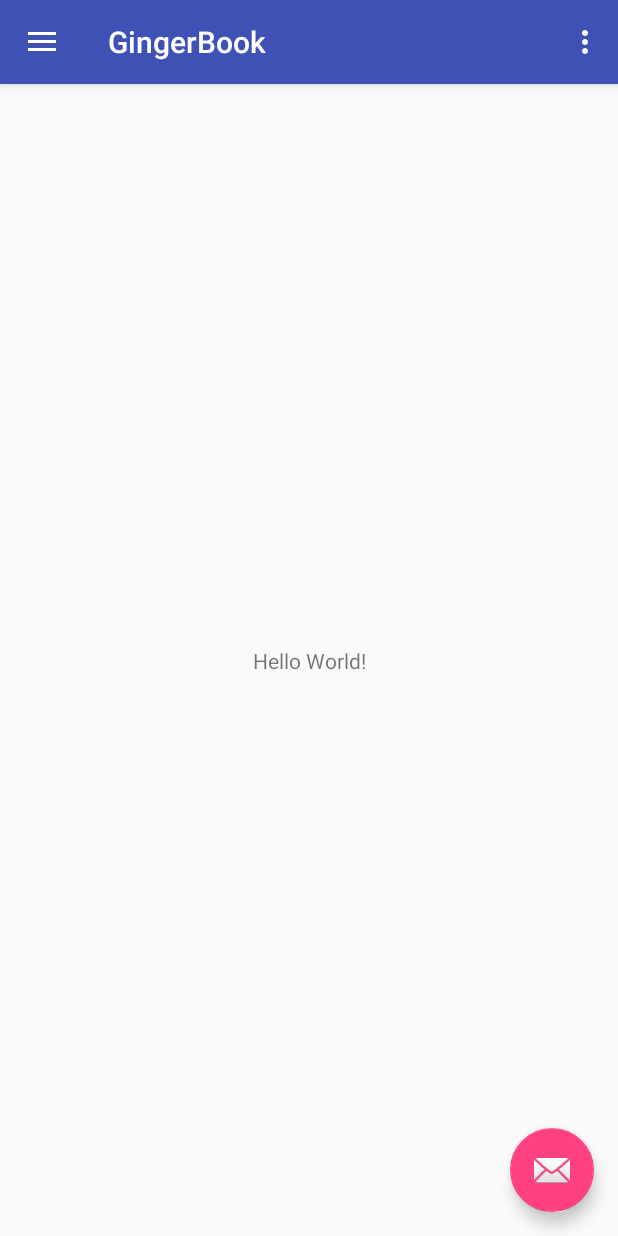
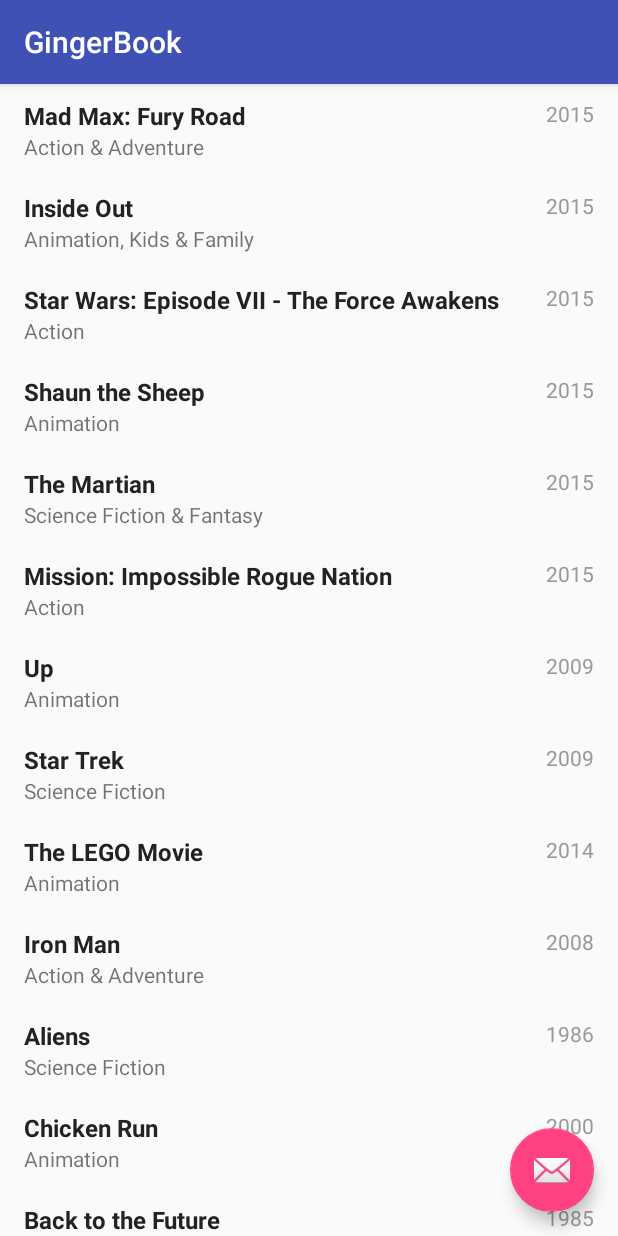
Before and after one commit to xeroxmm/GingerBook, an Android app: the screen it shows after launch (MainActivity), on a phone screen of 412 x 824 dp. Run offline under Robolectric (Android 15) with nearby library versions, the phone set to English and light mode, and no system bars.

Commit message:
simple recyclerView added

```diff
--- a/app/build.gradle
+++ b/app/build.gradle
@@ -32,4 +32,5 @@ dependencies {
     testImplementation 'junit:junit:4.12'
     androidTestImplementation 'com.android.support.test:runner:1.0.2'
     androidTestImplementation 'com.android.support.test.espresso:espresso-core:3.0.2'
+    implementation 'com.android.support:recyclerview-v7:27.1.1'
 }
--- a/app/src/main/AndroidManifest.xml
+++ b/app/src/main/AndroidManifest.xml
@@ -1,14 +1,15 @@
 <?xml version="1.0" encoding="utf-8"?>
 <manifest xmlns:android="http://schemas.android.com/apk/res/android"
     package="com.github.xeroxmm.gingerbook">
-
+    <uses-permission android:name="android.permission.READ_CONTACTS" />
     <application
         android:allowBackup="true"
         android:icon="@mipmap/ic_launcher"
         android:label="@string/app_name"
         android:roundIcon="@mipmap/ic_launcher_round"
         android:supportsRtl="true"
-        android:theme="@style/AppTheme">
+        android:theme="@style/AppTheme"
+        android:fullBackupContent="@xml/backup_descriptor">
         <activity
             android:name=".MainActivity"
             android:label="@string/app_name"
--- a/app/src/main/java/com/github/xeroxmm/gingerbook/MainActivity.kt
+++ b/app/src/main/java/com/github/xeroxmm/gingerbook/MainActivity.kt
@@ -1,84 +1,94 @@
 package com.github.xeroxmm.gingerbook
 
 import android.os.Bundle
-import android.support.design.widget.Snackbar
 import android.support.design.widget.NavigationView
-import android.support.v4.view.GravityCompat
-import android.support.v7.app.ActionBarDrawerToggle
 import android.support.v7.app.AppCompatActivity
-import android.view.Menu
+import android.support.v7.widget.LinearLayoutManager
+import android.support.v7.widget.RecyclerView
 import android.view.MenuItem
-import kotlinx.android.synthetic.main.activity_main.*
-import kotlinx.android.synthetic.main.app_bar_main.*
+import android.support.v7.widget.DefaultItemAnimator
+import android.support.v7.widget.Toolbar
+import android.view.View
+import com.github.xeroxmm.gingerbook.recycleview.Movie
+import com.github.xeroxmm.gingerbook.recycleview.MyAdapter
+
+
 
 class MainActivity : AppCompatActivity(), NavigationView.OnNavigationItemSelectedListener {
+    override fun onNavigationItemSelected(item: MenuItem): Boolean {
+        TODO("not implemented") //To change body of created functions use File | Settings | File Templates.
+    }
+
+    private val movieList = ArrayList<Movie>()
+    private var recyclerView: RecyclerView? = null
+    private var mAdapter: MyAdapter? = null
 
     override fun onCreate(savedInstanceState: Bundle?) {
         super.onCreate(savedInstanceState)
         setContentView(R.layout.activity_main)
+        val toolbar = findViewById<View>(R.id.toolbar) as Toolbar
         setSupportActionBar(toolbar)
 
-        fab.setOnClickListener { view ->
-            Snackbar.make(view, "Replace with your own action", Snackbar.LENGTH_LONG)
-                    .setAction("Action", null).show()
-        }
+        recyclerView = findViewById<View>(R.id.recycler_view) as RecyclerView
 
-        val toggle = ActionBarDrawerToggle(
-                this, drawer_layout, toolbar, R.string.navigation_drawer_open, R.string.navigation_drawer_close)
-        drawer_layout.addDrawerListener(toggle)
-        toggle.syncState()
+        mAdapter = MyAdapter(movieList)
+        val mLayoutManager = LinearLayoutManager(applicationContext)
+        recyclerView!!.layoutManager = mLayoutManager
+        recyclerView!!.itemAnimator = DefaultItemAnimator()
+        recyclerView!!.adapter = mAdapter
 
-        nav_view.setNavigationItemSelectedListener(this)
+        prepareMovieData()
     }
 
-    override fun onBackPressed() {
-        if (drawer_layout.isDrawerOpen(GravityCompat.START)) {
-            drawer_layout.closeDrawer(GravityCompat.START)
-        } else {
-            super.onBackPressed()
-        }
-    }
+    private fun prepareMovieData() {
+        var movie = Movie("Mad Max: Fury Road", "Action & Adventure", "2015")
+        movieList.add(movie)
 
-    override fun onCreateOptionsMenu(menu: Menu): Boolean {
-        // Inflate the menu; this adds items to the action bar if it is present.
-        menuInflater.inflate(R.menu.main, menu)
-        return true
-    }
+        movie = Movie("Inside Out", "Animation, Kids & Family", "2015")
+        movieList.add(movie)
 
-    override fun onOptionsItemSelected(item: MenuItem): Boolean {
-        // Handle action bar item clicks here. The action bar will
-        // automatically handle clicks on the Home/Up button, so long
-        // as you specify a parent activity in AndroidManifest.xml.
-        when (item.itemId) {
-            R.id.action_settings -> return true
-            else -> return super.onOptionsItemSelected(item)
-        }
-    }
+        movie = Movie("Star Wars: Episode VII - The Force Awakens", "Action", "2015")
+        movieList.add(movie)
 
-    override fun onNavigationItemSelected(item: MenuItem): Boolean {
-        // Handle navigation view item clicks here.
-        when (item.itemId) {
-            R.id.nav_camera -> {
-                // Handle the camera action
-            }
-            R.id.nav_gallery -> {
+        movie = Movie("Shaun the Sheep", "Animation", "2015")
+        movieList.add(movie)
 
-            }
-            R.id.nav_slideshow -> {
+        movie = Movie("The Martian", "Science Fiction & Fantasy", "2015")
+        movieList.add(movie)
 
-            }
-            R.id.nav_manage -> {
+        movie = Movie("Mission: Impossible Rogue Nation", "Action", "2015")
+        movieList.add(movie)
 
-            }
-            R.id.nav_share -> {
+        movie = Movie("Up", "Animation", "2009")
+        movieList.add(movie)
 
-            }
-            R.id.nav_send -> {
+        movie = Movie("Star Trek", "Science Fiction", "2009")
+        movieList.add(movie)
 
-            }
-        }
+        movie = Movie("The LEGO Movie", "Animation", "2014")
+        movieList.add(movie)
 
-        drawer_layout.closeDrawer(GravityCompat.START)
-        return true
+        movie = Movie("Iron Man", "Action & Adventure", "2008")
+        movieList.add(movie)
+
+        movie = Movie("Aliens", "Science Fiction", "1986")
+        movieList.add(movie)
+
+        movie = Movie("Chicken Run", "Animation", "2000")
+        movieList.add(movie)
+
+        movie = Movie("Back to the Future", "Science Fiction", "1985")
+        movieList.add(movie)
+
+        movie = Movie("Raiders of the Lost Ark", "Action & Adventure", "1981")
+        movieList.add(movie)
+
+        movie = Movie("Goldfinger", "Action & Adventure", "1965")
+        movieList.add(movie)
+
+        movie = Movie("Guardians of the Galaxy", "Science Fiction & Fantasy", "2014")
+        movieList.add(movie)
+
+        mAdapter!!.notifyDataSetChanged()
     }
 }
--- /dev/null
+++ b/app/src/main/java/com/github/xeroxmm/gingerbook/recycleview/Movie.kt
@@ -0,0 +1,4 @@
+package com.github.xeroxmm.gingerbook.recycleview
+
+class Movie(var title: String, var genre: String, var year: String) {
+}
--- /dev/null
+++ b/app/src/main/java/com/github/xeroxmm/gingerbook/recycleview/MyAdapter.kt
@@ -0,0 +1,36 @@
+package com.github.xeroxmm.gingerbook.recycleview
+
+import android.support.v7.widget.RecyclerView
+import android.view.LayoutInflater
+import android.view.View
+import android.view.ViewGroup
+import android.widget.TextView
+import com.github.xeroxmm.gingerbook.R
+
+class MyAdapter(private val moviesList: List<Movie>) : RecyclerView.Adapter<MyAdapter.MyViewHolder>() {
+
+    inner class MyViewHolder(view: View) : RecyclerView.ViewHolder(view) {
+        var title: TextView = view.findViewById(R.id.title) as TextView
+        var year: TextView = view.findViewById(R.id.year) as TextView
+        var genre: TextView = view.findViewById(R.id.genre) as TextView
+
+    }
+
+    override fun onCreateViewHolder(parent: ViewGroup, viewType: Int): MyViewHolder {
+        val itemView = LayoutInflater.from(parent.context)
+                .inflate(R.layout.movie_list_row, parent, false)
+
+        return MyViewHolder(itemView)
+    }
+
+    override fun onBindViewHolder(holder: MyViewHolder, position: Int) {
+        val movie = moviesList[position]
+        holder.title.text = movie.title
+        holder.genre.text = movie.genre
+        holder.year.text = movie.year
+    }
+
+    override fun getItemCount(): Int {
+        return moviesList.size
+    }
+}
--- a/app/src/main/res/layout/activity_main.xml
+++ b/app/src/main/res/layout/activity_main.xml
@@ -1,25 +1,34 @@
 <?xml version="1.0" encoding="utf-8"?>
-<android.support.v4.widget.DrawerLayout xmlns:android="http://schemas.android.com/apk/res/android"
+<android.support.design.widget.CoordinatorLayout xmlns:android="http://schemas.android.com/apk/res/android"
     xmlns:app="http://schemas.android.com/apk/res-auto"
     xmlns:tools="http://schemas.android.com/tools"
-    android:id="@+id/drawer_layout"
     android:layout_width="match_parent"
     android:layout_height="match_parent"
     android:fitsSystemWindows="true"
-    tools:openDrawer="start">
+    tools:context=".MainActivity">
 
-    <include
-        layout="@layout/app_bar_main"
+    <android.support.design.widget.AppBarLayout
         android:layout_width="match_parent"
-        android:layout_height="match_parent" />
+        android:layout_height="wrap_content"
+        android:theme="@style/AppTheme.AppBarOverlay">
 
-    <android.support.design.widget.NavigationView
-        android:id="@+id/nav_view"
+        <android.support.v7.widget.Toolbar
+            android:id="@+id/toolbar"
+            android:layout_width="match_parent"
+            android:layout_height="?attr/actionBarSize"
+            android:background="?attr/colorPrimary"
+            app:popupTheme="@style/AppTheme.PopupOverlay" />
+
+    </android.support.design.widget.AppBarLayout>
+
+    <include layout="@layout/content_main" />
+
+    <android.support.design.widget.FloatingActionButton
+        android:id="@+id/fab"
         android:layout_width="wrap_content"
-        android:layout_height="match_parent"
-        android:layout_gravity="start"
-        android:fitsSystemWindows="true"
-        app:headerLayout="@layout/nav_header_main"
-        app:menu="@menu/activity_main_drawer" />
+        android:layout_height="wrap_content"
+        android:layout_gravity="bottom|end"
+        android:layout_margin="@dimen/fab_margin"
+        android:src="@android:drawable/ic_dialog_email" />
 
-</android.support.v4.widget.DrawerLayout>
+</android.support.design.widget.CoordinatorLayout>
--- a/app/src/main/res/layout/app_bar_main.xml
+++ /dev/null
@@ -1,33 +0,0 @@
-<?xml version="1.0" encoding="utf-8"?>
-<android.support.design.widget.CoordinatorLayout xmlns:android="http://schemas.android.com/apk/res/android"
-    xmlns:app="http://schemas.android.com/apk/res-auto"
-    xmlns:tools="http://schemas.android.com/tools"
-    android:layout_width="match_parent"
-    android:layout_height="match_parent"
-    tools:context=".MainActivity">
-
-    <android.support.design.widget.AppBarLayout
-        android:layout_width="match_parent"
-        android:layout_height="wrap_content"
-        android:theme="@style/AppTheme.AppBarOverlay">
-
-        <android.support.v7.widget.Toolbar
-            android:id="@+id/toolbar"
-            android:layout_width="match_parent"
-            android:layout_height="?attr/actionBarSize"
-            android:background="?attr/colorPrimary"
-            app:popupTheme="@style/AppTheme.PopupOverlay" />
-
-    </android.support.design.widget.AppBarLayout>
-
-    <include layout="@layout/content_main" />
-
-    <android.support.design.widget.FloatingActionButton
-        android:id="@+id/fab"
-        android:layout_width="wrap_content"
-        android:layout_height="wrap_content"
-        android:layout_gravity="bottom|end"
-        android:layout_margin="@dimen/fab_margin"
-        app:srcCompat="@android:drawable/ic_dialog_email" />
-
-</android.support.design.widget.CoordinatorLayout>
--- a/app/src/main/res/layout/content_main.xml
+++ b/app/src/main/res/layout/content_main.xml
@@ -1,20 +1,18 @@
 <?xml version="1.0" encoding="utf-8"?>
-<android.support.constraint.ConstraintLayout xmlns:android="http://schemas.android.com/apk/res/android"
+<RelativeLayout
+    xmlns:android="http://schemas.android.com/apk/res/android"
+    xmlns:tools="http://schemas.android.com/tools"
     xmlns:app="http://schemas.android.com/apk/res-auto"
-    xmlns:tools="http://schemas.android.com/tools"
     android:layout_width="match_parent"
     android:layout_height="match_parent"
     app:layout_behavior="@string/appbar_scrolling_view_behavior"
-    tools:context=".MainActivity"
-    tools:showIn="@layout/app_bar_main">
+    tools:showIn="@layout/activity_main"
+    tools:context=".MainActivity">
 
-    <TextView
-        android:layout_width="wrap_content"
+    <android.support.v7.widget.RecyclerView
+        android:id="@+id/recycler_view"
+        android:layout_width="match_parent"
         android:layout_height="wrap_content"
-        android:text="Hello World!"
-        app:layout_constraintBottom_toBottomOf="parent"
-        app:layout_constraintLeft_toLeftOf="parent"
-        app:layout_constraintRight_toRightOf="parent"
-        app:layout_constraintTop_toTopOf="parent" />
+        android:scrollbars="vertical" />
 
-</android.support.constraint.ConstraintLayout>
+</RelativeLayout>
--- /dev/null
+++ b/app/src/main/res/layout/movie_list_row.xml
@@ -0,0 +1,36 @@
+<?xml version="1.0" encoding="utf-8"?>
+<RelativeLayout xmlns:android="http://schemas.android.com/apk/res/android"
+    android:layout_width="match_parent"
+    android:layout_height="wrap_content"
+    android:background="?android:attr/selectableItemBackground"
+    android:clickable="true"
+    android:focusable="true"
+    android:orientation="vertical"
+    android:paddingBottom="@dimen/row_padding_vertical"
+    android:paddingLeft="@dimen/activity_horizontal_margin"
+    android:paddingRight="@dimen/activity_horizontal_margin"
+    android:paddingTop="@dimen/row_padding_vertical">
+
+    <TextView
+        android:id="@+id/title"
+        android:layout_width="match_parent"
+        android:layout_height="wrap_content"
+        android:layout_alignParentTop="true"
+        android:textColor="@color/title"
+        android:textSize="16sp"
+        android:textStyle="bold" />
+
+    <TextView
+        android:id="@+id/genre"
+        android:layout_width="match_parent"
+        android:layout_height="wrap_content"
+        android:layout_below="@id/title" />
+
+    <TextView
+        android:id="@+id/year"
+        android:layout_width="wrap_content"
+        android:layout_height="wrap_content"
+        android:layout_alignParentEnd="true"
+        android:textColor="@color/year" />
+
+</RelativeLayout>
--- a/app/src/main/res/layout/nav_header_main.xml
+++ /dev/null
@@ -1,36 +0,0 @@
-<?xml version="1.0" encoding="utf-8"?>
-<LinearLayout xmlns:android="http://schemas.android.com/apk/res/android"
-    xmlns:app="http://schemas.android.com/apk/res-auto"
-    android:layout_width="match_parent"
-    android:layout_height="@dimen/nav_header_height"
-    android:background="@drawable/side_nav_bar"
-    android:gravity="bottom"
-    android:orientation="vertical"
-    android:paddingBottom="@dimen/activity_vertical_margin"
-    android:paddingLeft="@dimen/activity_horizontal_margin"
-    android:paddingRight="@dimen/activity_horizontal_margin"
-    android:paddingTop="@dimen/activity_vertical_margin"
-    android:theme="@style/ThemeOverlay.AppCompat.Dark">
-
-    <ImageView
-        android:id="@+id/imageView"
-        android:layout_width="wrap_content"
-        android:layout_height="wrap_content"
-        android:contentDescription="@string/nav_header_desc"
-        android:paddingTop="@dimen/nav_header_vertical_spacing"
-        app:srcCompat="@mipmap/ic_launcher_round" />
-
-    <TextView
-        android:layout_width="match_parent"
-        android:layout_height="wrap_content"
-        android:paddingTop="@dimen/nav_header_vertical_spacing"
-        android:text="@string/nav_header_title"
-        android:textAppearance="@style/TextAppearance.AppCompat.Body1" />
-
-    <TextView
-        android:id="@+id/textView"
-        android:layout_width="wrap_content"
-        android:layout_height="wrap_content"
-        android:text="@string/nav_header_subtitle" />
-
-</LinearLayout>
--- a/app/src/main/res/values/colors.xml
+++ b/app/src/main/res/values/colors.xml
@@ -3,4 +3,6 @@
     <color name="colorPrimary">#3F51B5</color>
     <color name="colorPrimaryDark">#303F9F</color>
     <color name="colorAccent">#FF4081</color>
+    <color name="year">#999999</color>
+    <color name="title">#222222</color>
 </resources>
--- a/app/src/main/res/values/dimens.xml
+++ b/app/src/main/res/values/dimens.xml
@@ -5,4 +5,6 @@
     <dimen name="nav_header_vertical_spacing">8dp</dimen>
     <dimen name="nav_header_height">176dp</dimen>
     <dimen name="fab_margin">16dp</dimen>
+
+    <dimen name="row_padding_vertical">10dp</dimen>
 </resources>
--- a/app/src/main/res/values/strings.xml
+++ b/app/src/main/res/values/strings.xml
@@ -6,4 +6,11 @@
     <string name="nav_header_subtitle">android.studio@android.com</string>
     <string name="nav_header_desc">Navigation header</string>
     <string name="action_settings">Settings</string>
+
+    <string name="hello_world">Hello world!</string>
+    <string name="logo_desc">App logo</string>
+    <string name="hello_blank_fragment">Hello blank fragment</string>
+    <string name="amino_title">Glycine</string>
+    <string name="amino_content">Click on the Navigation Drawer icon on the top left to selection a menu Click on the Navigation Drawer icon on the top left to selection a menu Click on the Navigation Drawer icon on the top left to selection a menu </string>
+
 </resources>
--- a/app/src/main/res/values/styles.xml
+++ b/app/src/main/res/values/styles.xml
@@ -1,7 +1,7 @@
 <resources>
 
     <!-- Base application theme. -->
-    <style name="AppTheme" parent="Theme.AppCompat.Light.DarkActionBar">
+    <style name="AppTheme" parent="Theme.AppCompat.Light.NoActionBar">
         <!-- Customize your theme here. -->
         <item name="colorPrimary">@color/colorPrimary</item>
         <item name="colorPrimaryDark">@color/colorPrimaryDark</item>
--- /dev/null
+++ b/app/src/main/res/xml/backup_descriptor.xml
@@ -0,0 +1,4 @@
+<?xml version="1.0" encoding="utf-8"?>
+<full-backup-content>
+    <!-- Exclude specific shared preferences that contain GCM registration Id -->
+</full-backup-content>
```
